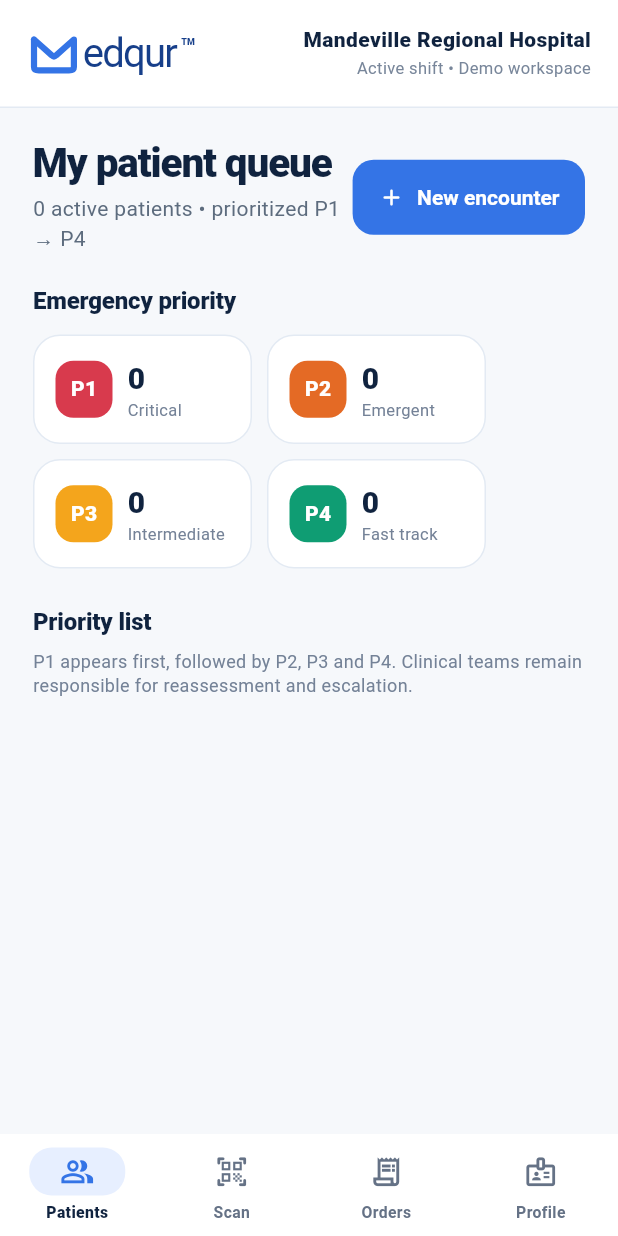
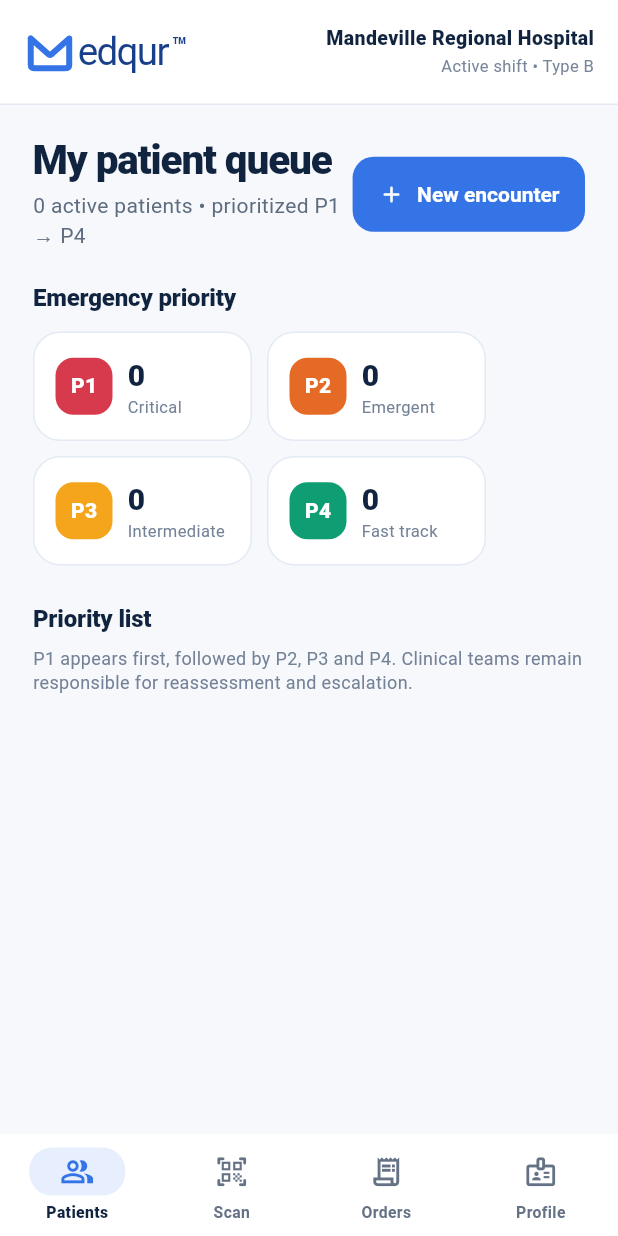
Before and after one commit to matthewcodergamer/Medqur, a Flutter app: the ClinicalShell screen opened directly with sample values from the repository, on a phone screen of 412 x 824 dp. Run offline on Flutter 3.47's test engine with Material 3 defaults, Android fonts, the phone set to English and light mode, and no system bars; our stand-ins replace camera, local_auth, pdf, printing, qr_flutter, shared_preferences; missing offline and left inert: cryptography, mobile_scanner; accounts and stored records are empty.

Commit message:
Keep legacy shell compatible with new medication workspace

```diff
--- a/lib/screens/clinical_shell.dart
+++ b/lib/screens/clinical_shell.dart
@@ -8,6 +8,8 @@ import 'patient_queue_page.dart';
 import 'profile_page.dart';
 import 'scan_page.dart';
 
+/// Legacy shell retained for source compatibility with early V0.x routes.
+/// The production prototype now enters ClinicalShellV2 from medqur_app.dart.
 class ClinicalShell extends StatefulWidget {
   const ClinicalShell({
     super.key,
@@ -78,7 +80,14 @@ class _ClinicalShellState extends State<ClinicalShell> {
         );
       case 2:
         return isDoctor
-            ? OrdersPage(patients: widget.patients, onOpenPatient: openPatient)
+            ? OrdersPage(
+                staff: widget.staff,
+                patients: widget.patients,
+                onOpenPatient: openPatient,
+                onCreatePrescription: () {
+                  if (widget.patients.isNotEmpty) openPatient(widget.patients.first);
+                },
+              )
             : NurseTasksPage(patients: widget.patients, onOpenPatient: openPatient);
       default:
         return ProfilePage(
@@ -157,30 +166,46 @@ class _ClinicalShellState extends State<ClinicalShell> {
               ),
             ),
           const Spacer(),
-          Container(
-            padding: const EdgeInsets.all(14),
-            decoration: BoxDecoration(color: medqurSurface, borderRadius: BorderRadius.circular(18)),
-            child: Row(
-              children: [
-                CircleAvatar(
-                  backgroundColor: medqurBlue.withValues(alpha: .12),
-                  foregroundColor: medqurBlue,
-                  child: Text(widget.staff.name.split(' ').last[0]),
-                ),
-                const SizedBox(width: 10),
-                Expanded(
-                  child: Column(
-                    crossAxisAlignment: CrossAxisAlignment.start,
-                    children: [
           Text(
             widget.staff.name,
             maxLines: 1,
             overflow: TextOverflow.ellipsis,
-                        style: const TextStyle(fontWeight: FontWeight.w800, fontSize: 13, color: medqurInk),
+            style: const TextStyle(color: medqurInk, fontWeight: FontWeight.w800, fontSize: 12),
           ),
-                      Text(widget.staff.title, style: const TextStyle(fontSize: 11, color: Color(0xFF748297))),
+          const SizedBox(height: 3),
+          Text(widget.staff.title, style: const TextStyle(color: Color(0xFF8793A4), fontSize: 11)),
         ],
       ),
+    );
+  }
+
+  Widget _topBar(bool desktop) => Container(
+        height: 70,
+        padding: EdgeInsets.symmetric(horizontal: desktop ? 28 : 16),
+        decoration: const BoxDecoration(
+          color: Colors.white,
+          border: Border(bottom: BorderSide(color: medqurLine)),
+        ),
+        child: Row(
+          children: [
+            if (!desktop) ...[const MedqurLogo(width: 108), const SizedBox(width: 10)],
+            Expanded(
+              child: Column(
+                mainAxisAlignment: MainAxisAlignment.center,
+                crossAxisAlignment: desktop ? CrossAxisAlignment.start : CrossAxisAlignment.end,
+                children: [
+                  Text(
+                    widget.facility.name,
+                    maxLines: 1,
+                    overflow: TextOverflow.ellipsis,
+                    style: const TextStyle(color: medqurInk, fontWeight: FontWeight.w800, fontSize: 13),
+                  ),
+                  const SizedBox(height: 2),
+                  Text(
+                    'Active shift • ${widget.facility.classification.shortLabel}',
+                    maxLines: 1,
+                    overflow: TextOverflow.ellipsis,
+                    style: const TextStyle(color: Color(0xFF78869A), fontSize: 11),
                   ),
                 ],
               ),
@@ -190,46 +215,6 @@ class _ClinicalShellState extends State<ClinicalShell> {
       );
 }
 
-  Widget _topBar(bool desktop) {
-    return Container(
-      height: 72,
-      padding: EdgeInsets.symmetric(horizontal: desktop ? 28 : 18),
-      decoration: const BoxDecoration(
-        color: Colors.white,
-        border: Border(bottom: BorderSide(color: medqurLine)),
-      ),
-      child: Row(
-        children: [
-          if (!desktop) ...[
-            const MedqurLogo(width: 112),
-            const SizedBox(width: 12),
-          ],
-          Expanded(
-            child: Column(
-              mainAxisAlignment: MainAxisAlignment.center,
-              crossAxisAlignment: desktop ? CrossAxisAlignment.start : CrossAxisAlignment.end,
-              children: [
-                Text(
-                  widget.facility.name,
-                  maxLines: 1,
-                  overflow: TextOverflow.ellipsis,
-                  style: const TextStyle(color: medqurInk, fontWeight: FontWeight.w800, fontSize: 14),
-                ),
-                const SizedBox(height: 2),
-                const Text('Active shift • Demo workspace', style: TextStyle(color: Color(0xFF78869A), fontSize: 11)),
-              ],
-            ),
-          ),
-          if (desktop) ...[
-            const SizedBox(width: 14),
-            const StatusPill(label: 'Secure session', color: medqurGreen, icon: Icons.lock_rounded),
-          ],
-        ],
-      ),
-    );
-  }
-}
-
 class _NavItem {
   const _NavItem(this.label, this.icon);
   final String label;
```
Lines whose indentation alone changed are shown as unchanged.
